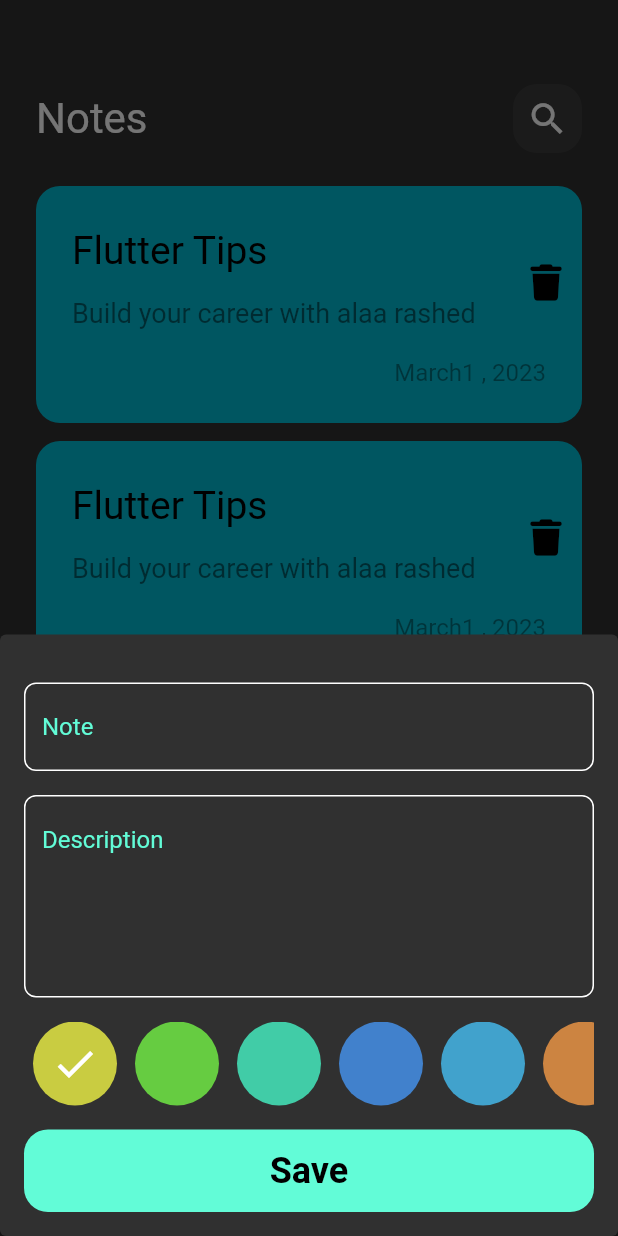
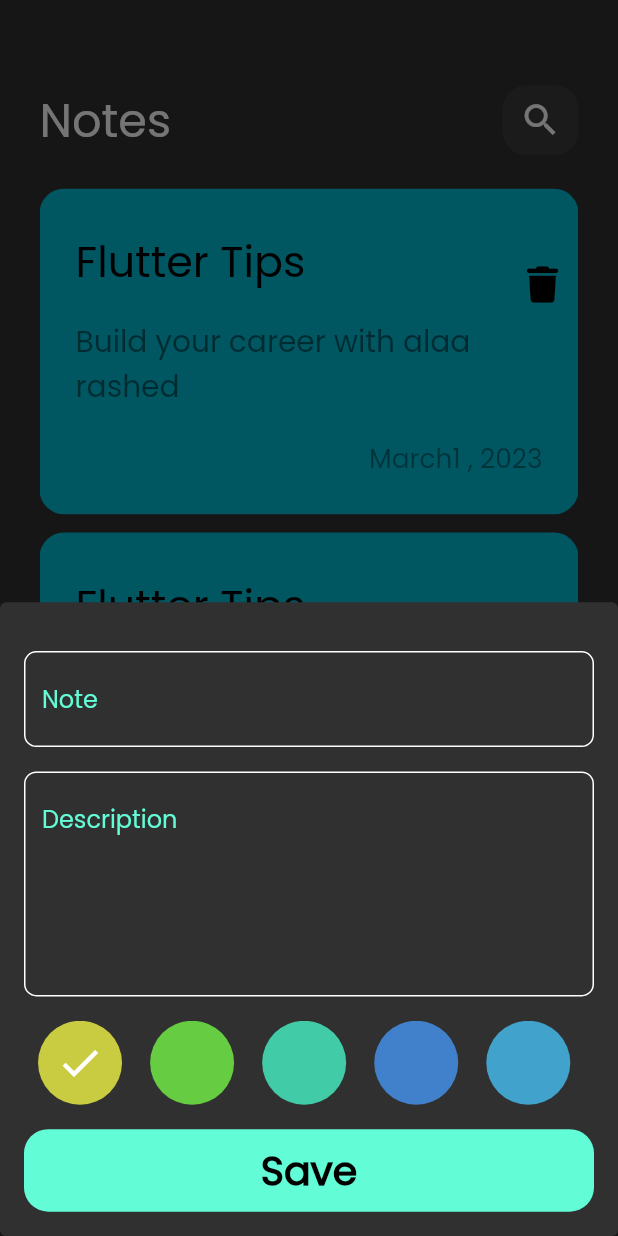
Before and after one commit to alaaRashed2001/note_app, a Flutter app: the screen it shows after launch, after a tap on the "add" icon, on a phone screen of 412 x 824 dp. Run offline on Flutter 3.47's test engine with Material 2 defaults, Android fonts, the phone set to English and light mode, and no system bars; our stand-ins replace flutter_screenutil, font_awesome_flutter; generated files the repository leaves out were written again.

```diff
--- a/lib/Views/note_view.dart
+++ b/lib/Views/note_view.dart
@@ -1,4 +1,5 @@
 import 'package:flutter/material.dart';
+import 'package:flutter_screenutil/flutter_screenutil.dart';
 import '../Widgets/add_note_bottom_sheet.dart';
 import '../Widgets/note_view_body.dart';
 
@@ -13,7 +14,7 @@ class NoteView extends StatelessWidget {
         onPressed: (){
           showModalBottomSheet(
             shape: RoundedRectangleBorder(
-              borderRadius: BorderRadius.circular(4),
+              borderRadius: BorderRadius.circular(4.r),
             ),
             context: context,
             builder: (context) => const AddNoteBottomSheet(),
--- a/lib/Widgets/add_note_bottom_sheet.dart
+++ b/lib/Widgets/add_note_bottom_sheet.dart
@@ -1,4 +1,5 @@
 import 'package:flutter/cupertino.dart';
+import 'package:flutter_screenutil/flutter_screenutil.dart';
 
 import 'colors_listview.dart';
 import 'custom_button.dart';
@@ -36,26 +37,26 @@ bool isLoading = false;
       child: SingleChildScrollView(
         child: Column(
           children:  [
-            const SizedBox(height: 32,),
+             SizedBox(height: 32.h,),
             CustomTextField(
               controller: noteEditingController,
               hint: 'Note',
             ),
-            const SizedBox(height: 16,),
+             SizedBox(height: 16.h,),
             CustomTextField(
               controller: descriptionEditingController,
               hint: 'Description',
               maxLines: 5,
             ),
-            const SizedBox(height: 16,),
+             SizedBox(height: 16.h,),
             const ColorsListView(),
-            const SizedBox(height: 16,),
+             SizedBox(height: 16.h,),
              CustomButton(
                isLoading: isLoading,
                onPressed: (){},
                buttonName: 'Save',
              ),
-            const SizedBox(height: 16,),
+             SizedBox(height: 16.h,),
           ],
         ),
       ),
--- a/lib/Widgets/color_item.dart
+++ b/lib/Widgets/color_item.dart
@@ -1,4 +1,5 @@
 import 'package:flutter/material.dart';
+import 'package:flutter_screenutil/flutter_screenutil.dart';
 
 class ColorItem extends StatelessWidget {
   const ColorItem({Key? key, required this.isSelected, required this.color}) : super(key: key);
@@ -10,13 +11,13 @@ final Color color;
       alignment: Alignment.center,
       children:  [
         CircleAvatar(
-          radius: 28,
+          radius: 28.w,
           backgroundColor: color,
         ),
         const Center(child: Icon(Icons.check, color: Colors.white, size: 32,)),
       ],
     ):  CircleAvatar(
-      radius: 28,
+      radius: 28.w,
       backgroundColor: color,
     );
   }
--- a/lib/Widgets/colors_listview.dart
+++ b/lib/Widgets/colors_listview.dart
@@ -1,4 +1,5 @@
 import 'package:flutter/material.dart';
+import 'package:flutter_screenutil/flutter_screenutil.dart';
 
 import '../Const/color.dart';
 import 'color_item.dart';
@@ -21,8 +22,8 @@ int currentIndex = 0;
         scrollDirection: Axis.horizontal,
         itemCount: kColors.length,
         itemBuilder: (context, index) =>  Padding(
-          padding: const EdgeInsets.symmetric(
-            horizontal: 6,
+          padding:  EdgeInsets.symmetric(
+            horizontal: 6.w,
           ),
           child: InkWell(
             onTap: (){
--- a/lib/Widgets/custom_appbar.dart
+++ b/lib/Widgets/custom_appbar.dart
@@ -1,4 +1,5 @@
 import 'package:flutter/material.dart';
+import 'package:flutter_screenutil/flutter_screenutil.dart';
 
 import 'custom_icon.dart';
 class CustomAppBar extends StatelessWidget {
@@ -11,9 +12,9 @@ final IconData icon;
       children:  [
         Text(
           title,
-          style: const TextStyle(
+          style:  TextStyle(
             color: Colors.white,
-            fontSize: 28 ,
+            fontSize: 28.sp,
           ),
         ),
         const Spacer(),
--- a/lib/Widgets/custom_button.dart
+++ b/lib/Widgets/custom_button.dart
@@ -1,4 +1,5 @@
 import 'package:flutter/material.dart';
+import 'package:flutter_screenutil/flutter_screenutil.dart';
 
 import '../Const/color.dart';
 
@@ -28,9 +29,9 @@ class CustomButton extends StatelessWidget {
             ? const CircularProgressIndicator()
             : Text(
                 buttonName,
-                style:const TextStyle(
+                style: TextStyle(
                   color: Colors.black,
-                  fontSize: 24,
+                  fontSize: 24.sp,
                   fontWeight: FontWeight.bold,
                 ),
               ),
--- a/lib/Widgets/custom_icon.dart
+++ b/lib/Widgets/custom_icon.dart
@@ -1,4 +1,5 @@
 import 'package:flutter/material.dart';
+import 'package:flutter_screenutil/flutter_screenutil.dart';
 
 class CustomIcon extends StatelessWidget {
   const CustomIcon({Key? key, required this.icon}) : super(key: key);
@@ -6,11 +7,11 @@ final IconData icon;
   @override
   Widget build(BuildContext context) {
     return  Container(
-      width: 46 ,
-      height: 46,
+      width: 46.w ,
+      height: 46.h,
       decoration: BoxDecoration(
         color: Colors.white.withOpacity(0.05),
-        borderRadius: BorderRadius.circular(16),
+        borderRadius: BorderRadius.circular(16.r),
       ),
       child:  Icon(
         icon,
--- a/lib/Widgets/custom_text_field.dart
+++ b/lib/Widgets/custom_text_field.dart
@@ -1,4 +1,5 @@
 import 'package:flutter/material.dart';
+import 'package:flutter_screenutil/flutter_screenutil.dart';
 
 import '../Const/color.dart';
 
@@ -28,7 +29,7 @@ final TextEditingController controller;
 
   OutlineInputBorder buildOutlineInputBorder([color]) {
     return OutlineInputBorder(
-borderRadius: BorderRadius.circular(8),
+borderRadius: BorderRadius.circular(8.r),
         borderSide:  BorderSide(
           color:color?? Colors.white,
         )
--- a/lib/Widgets/edit_note_colors_list.dart
+++ b/lib/Widgets/edit_note_colors_list.dart
@@ -1,4 +1,5 @@
 import 'package:flutter/material.dart';
+import 'package:flutter_screenutil/flutter_screenutil.dart';
 
 import '../Const/color.dart';
 import 'color_item.dart';
@@ -16,13 +17,13 @@ class _EditNoteColorsListState extends State<EditNoteColorsList> {
   @override
   Widget build(BuildContext context) {
     return SizedBox(
-      height: 2*28,
+      height: 2*28.h,
       child: ListView.builder(
         scrollDirection: Axis.horizontal,
         itemCount: kColors.length,
         itemBuilder: (context, index) =>  Padding(
-          padding: const EdgeInsets.symmetric(
-            horizontal: 6,
+          padding:  EdgeInsets.symmetric(
+            horizontal: 6.w,
           ),
           child: InkWell(
             onTap: (){
--- a/lib/Widgets/edit_note_view_body.dart
+++ b/lib/Widgets/edit_note_view_body.dart
@@ -1,4 +1,5 @@
 import 'package:flutter/material.dart';
+import 'package:flutter_screenutil/flutter_screenutil.dart';
 import 'custom_appbar.dart';
 import 'custom_text_field.dart';
 import 'edit_note_colors_list.dart';
@@ -40,24 +41,24 @@ class _EditNoteViewBodyState extends State<EditNoteViewBody> {
       child: Column(
         children:  [
 
-          const SizedBox(height: 56,),
+           SizedBox(height: 56.h,),
           const CustomAppBar(
             title: 'Edit Note',
             icon: Icons.check,
           ),
-      const SizedBox(height: 56,),
+       SizedBox(height: 56.h,),
           CustomTextField(
             controller: noteEditingController,
             hint: 'Edit Note',
             maxLines: 1,
           ),
-          const SizedBox(height: 16,),
+           SizedBox(height: 16.h,),
           CustomTextField(
             controller: descriptionEditingController,
             hint: 'Edit Description',
             maxLines: 5,
           ),
-          const SizedBox(height: 16,),
+           SizedBox(height: 16.h,),
           const EditNoteColorsList(),
         ],
       ),
--- a/lib/Widgets/note_item.dart
+++ b/lib/Widgets/note_item.dart
@@ -1,4 +1,5 @@
 import 'package:flutter/material.dart';
+import 'package:flutter_screenutil/flutter_screenutil.dart';
 import 'package:font_awesome_flutter/font_awesome_flutter.dart';
 
 import '../Views/edit_note_view.dart';
@@ -20,18 +21,18 @@ class NoteItem extends StatelessWidget {
         ),
         decoration: BoxDecoration(
           color: const Color(0xFF00BCD4),
-          borderRadius: BorderRadius.circular(16),
+          borderRadius: BorderRadius.circular(16.r),
         ),
         child: Column(
           crossAxisAlignment: CrossAxisAlignment.end,
           children: [
             ListTile(
               contentPadding: EdgeInsets.zero,
-              title: const Text(
+              title:  Text(
                 'Flutter Tips',
                 style: TextStyle(
                   color: Colors.black,
-                  fontSize: 26,
+                  fontSize: 26.sp,
                 ),
               ),
               subtitle:  Padding(
@@ -40,7 +41,7 @@ class NoteItem extends StatelessWidget {
                   'Build your career with alaa rashed',
                   style: TextStyle(
                     color: Colors.black.withOpacity(0.5),
-                    fontSize: 18,
+                    fontSize: 18.sp,
                   ),
                 ),
               ),
@@ -59,7 +60,7 @@ class NoteItem extends StatelessWidget {
                   'March1 , 2023',
                 style: TextStyle(
                   color: Colors.black.withOpacity(0.4),
-                  fontSize: 16
+                  fontSize: 16.sp,
                 ),
             ),
              ),
--- a/lib/Widgets/note_view_body.dart
+++ b/lib/Widgets/note_view_body.dart
@@ -1,4 +1,5 @@
 import 'package:flutter/material.dart';
+import 'package:flutter_screenutil/flutter_screenutil.dart';
 
 import 'custom_appbar.dart';
 import 'notes_listview.dart';
@@ -9,17 +10,17 @@ class NoteViewBody extends StatelessWidget {
   @override
   Widget build(BuildContext context) {
     return Padding(
-      padding: const EdgeInsets.symmetric(horizontal: 24),
+      padding:  EdgeInsets.symmetric(horizontal: 24.w),
       child: Column(
-        children: const [
+        children:  [
           SizedBox(
-            height: 56,
+            height: 56.h,
           ),
-          CustomAppBar(
+          const CustomAppBar(
             title: 'Notes',
             icon: Icons.search,
           ),
-          Expanded(child: NotesListview()),
+          const Expanded(child: NotesListview()),
         ],
       ),
     );
--- a/lib/Widgets/notes_listview.dart
+++ b/lib/Widgets/notes_listview.dart
@@ -1,4 +1,5 @@
 import 'package:flutter/cupertino.dart';
+import 'package:flutter_screenutil/flutter_screenutil.dart';
 
 import 'note_item.dart';
 
@@ -8,17 +9,17 @@ class NotesListview extends StatelessWidget {
   @override
   Widget build(BuildContext context) {
     return Padding(
-      padding: const EdgeInsets.symmetric(
-        vertical: 16
+      padding:  EdgeInsets.symmetric(
+        vertical: 16.h
       ),
       child: ListView.builder(
         padding: EdgeInsets.zero,
         itemCount: 10,
-          itemBuilder: (context, index) => const Padding(
+          itemBuilder: (context, index) =>  Padding(
             padding: EdgeInsets.symmetric(
-              vertical: 6
+              vertical: 6.h
             ),
-            child: NoteItem(),
+            child: const NoteItem(),
           ),
       ),
     );
--- a/lib/main.dart
+++ b/lib/main.dart
@@ -20,7 +20,10 @@ class MyApp extends StatelessWidget {
         return MaterialApp(
           home: const NoteView(),
           debugShowCheckedModeBanner: false,
-          theme: ThemeData.dark(),
+          theme: ThemeData(
+            brightness: Brightness.dark,
+            fontFamily: 'Poppins'
+          ),
         );
       },
     );
```
Also changed, not shown: pubspec.yaml (+4 -6 lines), assets/fonts/Poppins-Regular.ttf (added), pubspec.lock.
